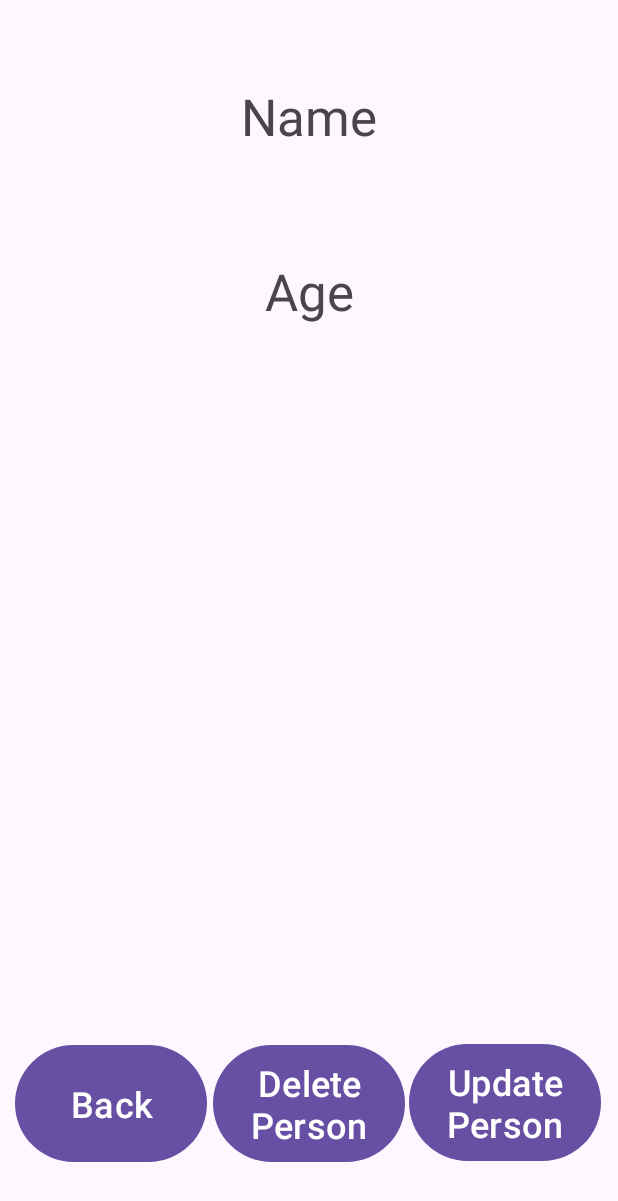
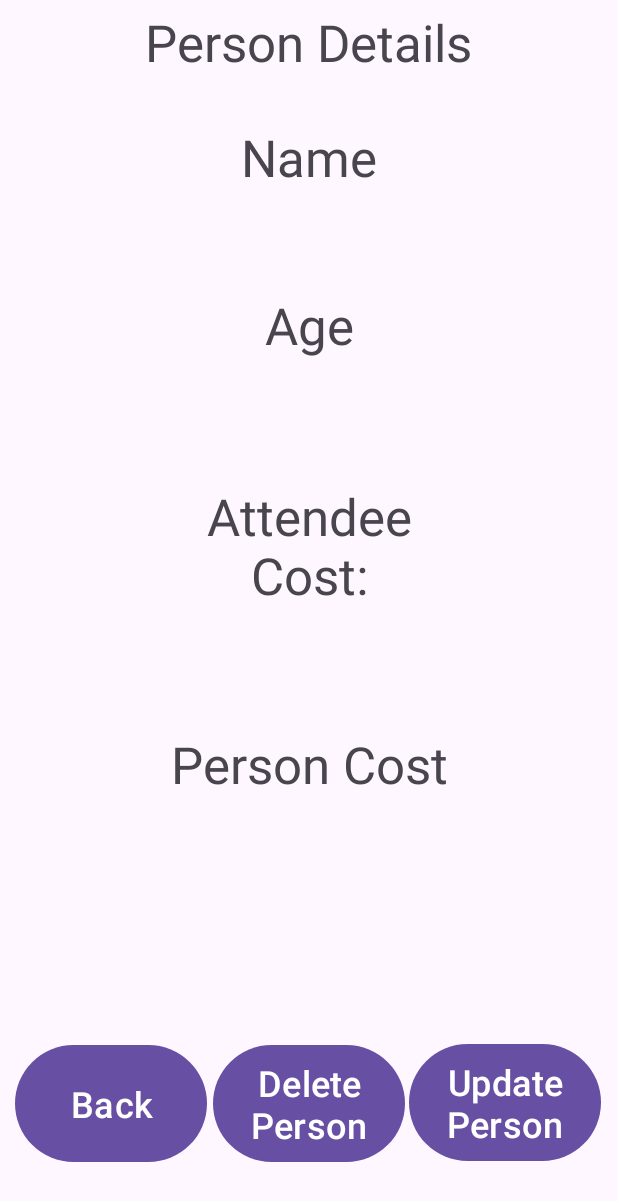
Before and after one commit to x00167885/CA2_Android, an Android app: the PersonDetails screen opened directly, with no data from a screen before it, on a phone screen of 412 x 824 dp. Shown: the top 1201 px of the screen. Run offline under Robolectric (Android 15) with nearby library versions, the phone set to English and light mode, and no system bars; 3 statements that could not run were skipped.

Commit message:
Added calculation for person based on event cost, on person details page.

```diff
--- a/app/src/main/java/com/example/eventplanner/AddPerson.java
+++ b/app/src/main/java/com/example/eventplanner/AddPerson.java
@@ -36,7 +36,6 @@ public class AddPerson extends AppCompatActivity {
         Button buttonAdd = findViewById(R.id.add_person_button);
         buttonAdd.setText(R.string.add_person_button);
 
-
         buttonAdd.setOnClickListener(v -> {
             // Get the values from the EditTexts
             String name = editTextName.getText().toString();
--- a/app/src/main/java/com/example/eventplanner/EventDetails.java
+++ b/app/src/main/java/com/example/eventplanner/EventDetails.java
@@ -121,8 +121,8 @@ public class EventDetails extends AppCompatActivity {
             Intent intent = new Intent(getApplicationContext(), PersonDetails.class);
             // Passing in the selected event to the event details page:
             intent.putExtra("selectedPerson", selectedPerson);
-            // Passing in the event id for updating person object.
-            intent.putExtra("eventId", selectedEvent.getId());
+            // Passing in the event object to calculate price for person.
+            intent.putExtra("selectedEvent", selectedEvent);
             // Passing in the list of people within our database, so we can select to add in the details page.            // Start the activity and expect a result back if an event has been updated.
             startActivityForResult(intent, UPDATE_REQUEST_CODE);
         });
--- a/app/src/main/java/com/example/eventplanner/PersonDetails.java
+++ b/app/src/main/java/com/example/eventplanner/PersonDetails.java
@@ -23,9 +23,10 @@ import com.example.eventplanner.Models.Person;
 
 public class PersonDetails extends AppCompatActivity {
     private ListView EventList;
+    private TextView personNameTextView, personAgeTextView, attendeeCostTextView;
     private ArrayAdapter<Event> arrayAdapter;
     private int UPDATE_REQUEST_CODE = 1;
-    private boolean isUserInteracted = false;
+    private Event chosenEvent;
 
     @Override
     protected void onCreate(Bundle savedInstanceState) {
@@ -40,14 +41,20 @@ public class PersonDetails extends AppCompatActivity {
 
         // Retrieve the data for the people
         Person selectedPerson = (Person) getIntent().getSerializableExtra("selectedPerson");
+        Event selectedEvent = (Event) getIntent().getSerializableExtra("selectedEvent");
+        chosenEvent = selectedEvent;
 
         // Getting the name of the person
-        TextView personNameTextView = findViewById(R.id.person_name_text_view);
+        personNameTextView = findViewById(R.id.person_name_text_view);
         personNameTextView.setText(selectedPerson.getName());
 
         // Getting the age of the person
-        TextView personAgeTextView = findViewById(R.id.person_age_text_view);
+        personAgeTextView = findViewById(R.id.person_age_text_view);
         personAgeTextView.setText(Integer.toString(selectedPerson.getAge()));
+
+        // Setting Attendee cost:
+        attendeeCostTextView = findViewById(R.id.attendee_cost);
+        attendeeCostTextView.setText("€ " + Double.toString(calculateCostForPerson(selectedPerson.getAge(), selectedEvent.getPrice())));
 
         // Button to go to edit event page.
         Button buttonEditEvent = findViewById(R.id.goto_update_person);
@@ -108,6 +115,8 @@ public class PersonDetails extends AppCompatActivity {
                 Intent resultIntent = new Intent();
                 resultIntent.putExtra("updatedPerson", updatedPerson);
                 setResult(RESULT_OK, resultIntent);
+                // We need to update the cost displayed based on the person's new age if edited.
+                attendeeCostTextView.setText("€ " + Double.toString(calculateCostForPerson(updatedPerson.getAge(), chosenEvent.getPrice())));
             } else {
                 Toast.makeText(this, R.string.data_received, Toast.LENGTH_SHORT).show();
             }
@@ -121,4 +130,14 @@ public class PersonDetails extends AppCompatActivity {
         TextView personAgeTextView = findViewById(R.id.person_age_text_view);
         personAgeTextView.setText(Integer.toString(person.getAge()));
     }
+
+    private double calculateCostForPerson(int person_age, float event_cost){
+        if (person_age <= 18) {
+            return (event_cost * 0.75);
+        } else if (person_age <= 60) {
+            return event_cost;
+        } else {
+            return (event_cost * 0.25);
+        }
+    }
 }
--- a/app/src/main/res/layout/activity_person_details.xml
+++ b/app/src/main/res/layout/activity_person_details.xml
@@ -24,7 +24,7 @@
                     app:layout_constraintEnd_toEndOf="parent"
                     app:layout_constraintStart_toStartOf="parent"
                     app:layout_constraintTop_toTopOf="parent"
-                    app:layout_constraintVertical_bias="0.074" />
+                    app:layout_constraintVertical_bias="0.112" />
 
                 <TextView
                     android:id="@+id/person_age_text_view"
@@ -37,7 +37,7 @@
                     app:layout_constraintEnd_toEndOf="parent"
                     app:layout_constraintStart_toStartOf="parent"
                     app:layout_constraintTop_toTopOf="parent"
-                    app:layout_constraintVertical_bias="0.233" />
+                    app:layout_constraintVertical_bias="0.264" />
 
                 <Button
                     android:id="@+id/back_to_event_details"
@@ -79,6 +79,43 @@
                     app:layout_constraintTop_toTopOf="parent"
                     app:layout_constraintVertical_bias="0.939" />
 
+                <TextView
+                    android:id="@+id/activity_title"
+                    android:layout_width="344dp"
+                    android:layout_height="56dp"
+                    android:text="Person Details"
+                    android:textAlignment="center"
+                    android:textSize="34sp"
+                    app:layout_constraintBottom_toBottomOf="parent"
+                    app:layout_constraintEnd_toEndOf="parent"
+                    app:layout_constraintHorizontal_bias="0.492"
+                    app:layout_constraintStart_toStartOf="parent"
+                    app:layout_constraintTop_toTopOf="parent"
+                    app:layout_constraintVertical_bias="0.007" />
+
+                <TextView
+                    android:id="@+id/attendee_cost_text_view"
+                    android:layout_width="199dp"
+                    android:layout_height="105dp"
+                    android:layout_marginTop="38dp"
+                    android:text="Attendee Cost:"
+                    android:textAlignment="center"
+                    android:textSize="34sp"
+                    app:layout_constraintEnd_toEndOf="parent"
+                    app:layout_constraintStart_toStartOf="parent"
+                    app:layout_constraintTop_toBottomOf="@+id/person_age_text_view" />
+
+                <TextView
+                    android:id="@+id/attendee_cost"
+                    android:layout_width="wrap_content"
+                    android:layout_height="wrap_content"
+                    android:layout_marginTop="60dp"
+                    android:text="Person Cost"
+                    android:textSize="34sp"
+                    app:layout_constraintEnd_toEndOf="parent"
+                    app:layout_constraintStart_toStartOf="parent"
+                    app:layout_constraintTop_toBottomOf="@+id/attendee_cost_text_view" />
+
         </androidx.constraintlayout.widget.ConstraintLayout>
 
 </androidx.constraintlayout.widget.ConstraintLayout>
```
Also changed, not shown: app/src/main/res/layout/activity_events_list.xml (+18 -4 lines).
